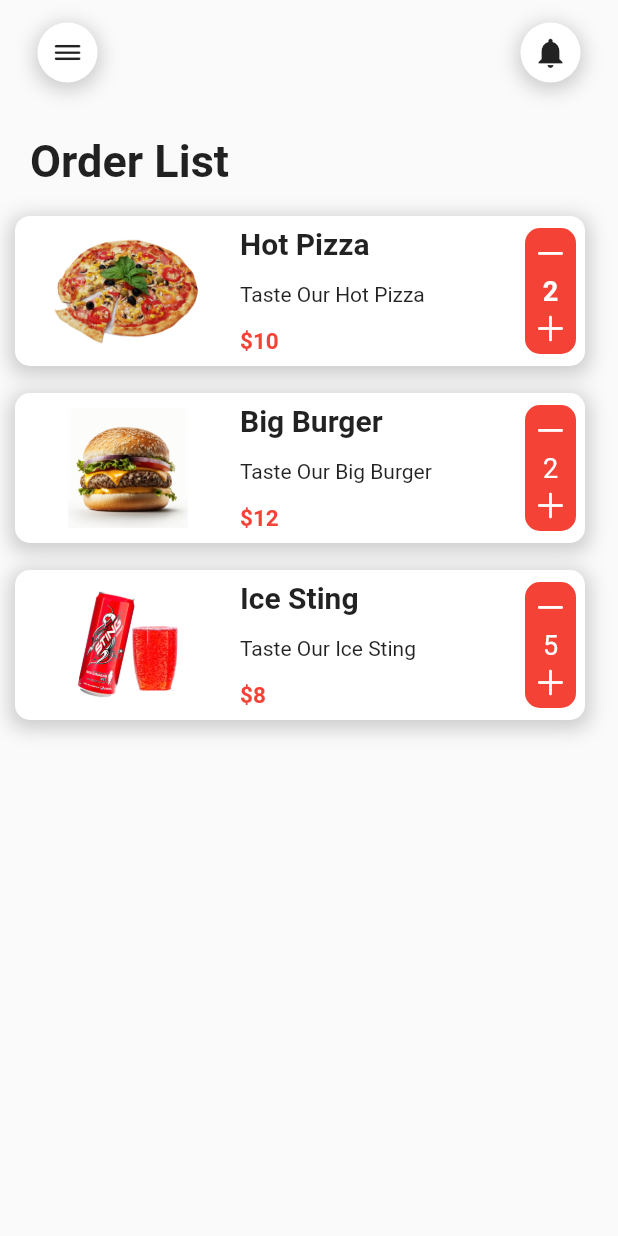
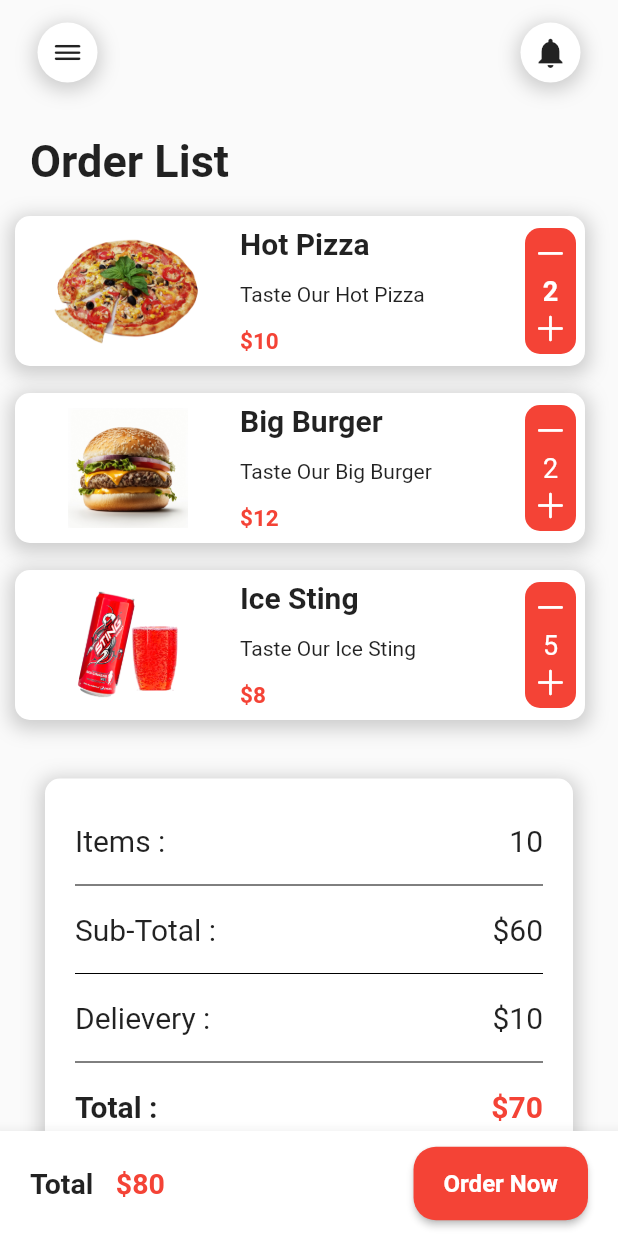
Before and after one commit to Abouzahid/Food-Order-UI-v01, a Flutter app: the CartPage screen opened by its route, on a phone screen of 412 x 824 dp. Run offline on Flutter 3.47's test engine with Material 2 defaults, Android fonts, the phone set to English and light mode, and no system bars; our stand-ins replace flutter_rating_bar.

Commit message:
Create CartBttomNavBar

```diff
--- a/lib/Pages/CartPage.dart
+++ b/lib/Pages/CartPage.dart
@@ -1,6 +1,8 @@
 import 'package:flutter/cupertino.dart';
 import 'package:flutter/material.dart';
 import 'package:food_order_v1/Widgets/AppBarWidget.dart';
+import 'package:food_order_v1/Widgets/CartBottomNavBar.dart';
+import 'package:food_order_v1/Widgets/DrawerWiget.dart';
 
 class CartPage extends StatelessWidget {
 
@@ -306,12 +308,133 @@ class CartPage extends StatelessWidget {
                         ],),
                     ),
                   ),
+                  Padding(
+                    padding:
+                    EdgeInsets.symmetric(
+                        vertical: 30,
+                        horizontal: 20),
+                    child: Container(
+                      padding: EdgeInsets.all(20),
+                      decoration: BoxDecoration(
+                        color:Colors.white,
+                        borderRadius: BorderRadius.circular(10),
+                        boxShadow: [
+                          BoxShadow(
+                            color: Colors.grey.withOpacity(0.5),
+                            spreadRadius: 3,
+                            blurRadius: 10,
+                            offset: Offset(0,3),
+                          ),
+                        ],),
+                      child: Column(
+                        children: [
+                        Padding(
+                          padding: EdgeInsets.symmetric(
+                            vertical: 10,
+                          ),
+                          child: Row(
+                            mainAxisAlignment: MainAxisAlignment.spaceBetween,
+                            children: [
+                              Text(
+                                "Items :",
+                                style: TextStyle(
+                                  fontSize:20 ,
+                                ),
+                              ),
+                              Text(
+                                "10",
+                                style: TextStyle(
+                                  fontSize:20 ,
+                                ),
+                              ),
+                          ],),
+                        ),
+                          Divider(
+                            color: Colors.black,
+                          ),
+                        Padding(
+                            padding: EdgeInsets.symmetric(
+                              vertical: 10,
+                            ),
+                            child: Row(
+                              mainAxisAlignment: MainAxisAlignment.spaceBetween,
+                              children: [
+                                Text(
+                                  "Sub-Total :",
+                                  style: TextStyle(
+                                    fontSize:20 ,
+                                  ),
+                                ),
+                                Text(
+                                  "\$60",
+                                  style: TextStyle(
+                                    fontSize:20 ,
+                                  ),
+                                ),
+                              ],),
+                          ),
+                          Divider(
+                            color: Colors.black,
+                          ),
+                        Padding(
+                            padding: EdgeInsets.symmetric(
+                              vertical: 10,
+                            ),
+                            child: Row(
+                              mainAxisAlignment: MainAxisAlignment.spaceBetween,
+                              children: [
+                                Text(
+                                  "Delievery :",
+                                  style: TextStyle(
+                                    fontSize:20 ,
+                                  ),
+                                ),
+                                Text(
+                                  "\$10",
+                                  style: TextStyle(
+                                    fontSize:20 ,
+                                  ),
+                                ),
+                              ],),
+                          ),
+                          Divider(
+                            color: Colors.black,
+                          ),
+                        Padding(
+                            padding: EdgeInsets.symmetric(
+                              vertical: 10,
+                            ),
+                            child: Row(
+                              mainAxisAlignment: MainAxisAlignment.spaceBetween,
+                              children: [
+                                Text(
+                                  "Total :",
+                                  style: TextStyle(
+                                    fontSize:20 ,
+                                    fontWeight: FontWeight.bold,
+                                  ),
+                                ),
+                                Text(
+                                  "\$70",
+                                  style: TextStyle(
+                                    fontSize:20 ,
+                                    fontWeight: FontWeight.bold,
+                                    color: Colors.red,
+                                  ),
+                                ),
+                              ],),
+                          ),
+                      ],),
+                    ),
+                  ),
                 ],
               ),
             ),
           ),
         ],
       ),
+      drawer: DrawerWiget(),
+      bottomNavigationBar: CartBottomNavBar(),
     );
   }
 }
--- /dev/null
+++ b/lib/Widgets/CartBottomNavBar.dart
@@ -0,0 +1,63 @@
+import 'package:flutter/material.dart';
+
+class CartBottomNavBar extends StatelessWidget {
+
+
+  @override
+  Widget build(BuildContext context) {
+    return  BottomAppBar(
+      child: Container(
+        padding:EdgeInsets.symmetric(horizontal: 20),
+        height: 70,
+        child: Row(
+          mainAxisAlignment: MainAxisAlignment.spaceBetween,
+          children: [
+          Row(children: [
+            Text(
+              "Total",
+              style: TextStyle(
+                fontWeight: FontWeight.bold,
+                fontSize: 19,
+              ),
+            ),
+            SizedBox(width: 15),
+            Text(
+              "\$80",
+              style: TextStyle(
+                fontWeight: FontWeight.bold,
+                fontSize: 19,
+                color: Colors.red,
+              ),
+            ),
+          ],
+          ),
+          ElevatedButton(
+            onPressed: (){},
+            style: ButtonStyle(
+              backgroundColor: MaterialStateProperty.all(Colors.red),
+              padding: MaterialStateProperty.all(
+                EdgeInsets.symmetric(
+                vertical: 15,
+                horizontal: 20,
+                ),
+              ),
+              shape: MaterialStateProperty.all<RoundedRectangleBorder>(
+                RoundedRectangleBorder(borderRadius: BorderRadius.circular(15),
+                ),
+              ),
+            ),
+            child: Text(
+              "Order Now",
+              style: TextStyle(
+                fontSize: 16,
+                fontWeight: FontWeight.bold,
+              ),
+
+            ),
+          )
+        ],
+        ),
+        ),
+    );
+  }
+}
```
